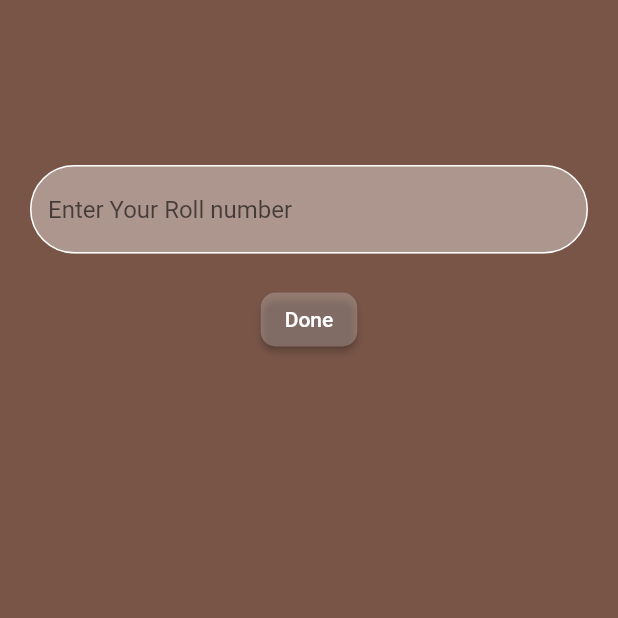
After one commit to Ssan5/qrproject, a Flutter app: the Roll screen opened directly, on a phone screen of 412 x 824 dp, the top half of it. The commit adds this screen. Run offline on Flutter 3.47's test engine with Material 2 defaults, Android fonts, the phone set to English and light mode, and no system bars; our stand-ins replace qr_flutter; missing offline and left inert: mobile_scanner; network calls fail.

Commit message:
regcomp hh

```diff
--- a/lib/QR.dart
+++ b/lib/QR.dart
@@ -1,6 +1,7 @@
 import 'package:flutter/material.dart';
 import 'package:qr_flutter/qr_flutter.dart';
 import 'package:qrproject/image.dart';
+import 'package:qrproject/rollno.dart';
 class Qr extends StatefulWidget {
   const Qr({Key? key}) : super(key: key);
 
@@ -27,7 +28,7 @@ class _QrState extends State<Qr> {
                  onPressed: () {
                    Navigator.push(
                      context,
-                     MaterialPageRoute(builder: (context) => const  Img()),
+                     MaterialPageRoute(builder: (context) => const  Roll()),
                    );
 
                  },
--- /dev/null
+++ b/lib/rollno.dart
@@ -0,0 +1,52 @@
+import 'package:flutter/material.dart';
+import 'package:qrproject/profile.dart';
+class Roll extends StatefulWidget {
+  const Roll({Key? key}) : super(key: key);
+
+  @override
+  State<Roll> createState() => _RollState();
+}
+
+class _RollState extends State<Roll> {
+  @override
+  Widget build(BuildContext context) {
+    return  Scaffold(
+        backgroundColor: Colors.brown,
+        body: Column(
+        mainAxisAlignment: MainAxisAlignment.start,
+        children: [
+        SizedBox(height:90,),
+
+    Padding(
+    padding: const EdgeInsets.all(20.0),
+    child: TextField(
+    decoration: InputDecoration(
+    filled: true,
+    fillColor: Colors. white38,
+    enabledBorder: OutlineInputBorder(
+    borderSide: BorderSide(color: Colors.white),
+    borderRadius: BorderRadius.circular(50),
+    ),
+    hintText: 'Enter Your Roll number'),
+
+    ),
+    ),
+      ElevatedButton(
+        onPressed: () {
+          Navigator.push(
+            context,
+            MaterialPageRoute(builder: (context) => const  Pro()),
+          );
+        },
+        child: Text('Done',),
+        style: ElevatedButton.styleFrom(  primary: Colors.white24,
+          shape: RoundedRectangleBorder(
+            borderRadius: BorderRadius.circular(10),
+          ),
+      ),
+    ),
+      ],
+    ),
+    );
+  }
+}
--- a/lib/signinn.dart
+++ b/lib/signinn.dart
@@ -82,6 +82,7 @@ class _LoginState extends State<Login> {
                   fontWeight: FontWeight.w800,
                 ),
               ),
+
               TextButton(onPressed:(){
                 Navigator.push(
                   context,
@@ -91,7 +92,8 @@ class _LoginState extends State<Login> {
                   child: Text("Register", style: TextStyle(
                     fontSize: 12,
                     color: Colors.white,
-                    fontWeight: FontWeight.w800,
+                    backgroundColor: Colors.black45,
+                    fontWeight: FontWeight.w900,
                   ),),)
             ],
           ),
--- a/pubspec.yaml
+++ b/pubspec.yaml
@@ -36,6 +36,7 @@ dependencies:
   cupertino_icons: ^1.0.2
   qr_flutter:
   mobile_scanner: ^2.1.0
+  http: ^0.13.5
 
 
 dev_dependencies:
@@ -61,8 +62,8 @@ flutter:
   uses-material-design: true
 
   # To add assets to your application, add an assets section, like this:
-  # assets:
-  #   - images/a_dot_burr.jpeg
+  assets:
+     - img/
   #   - images/a_dot_ham.jpeg
 
   # An image asset can refer to one or more resolution-specific "variants", see
```
Also changed, not shown: lib/profile.dart (+12 -5 lines), lib/registration.dart (+46 -3 lines), img/123.png (added), pubspec.lock.
